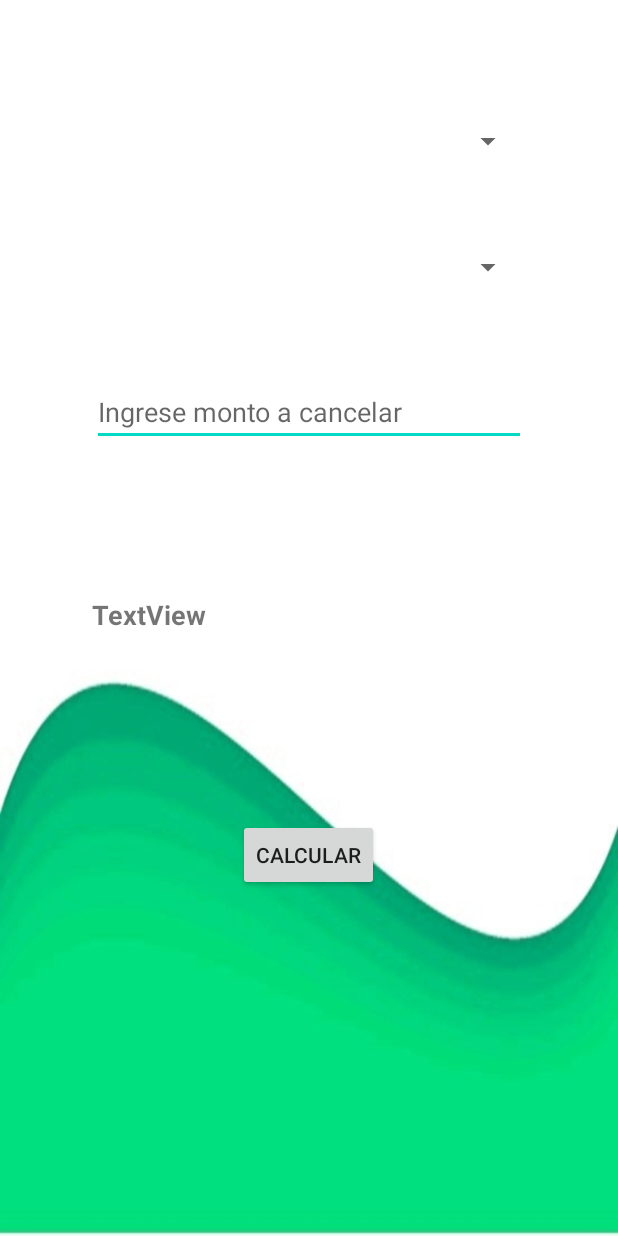
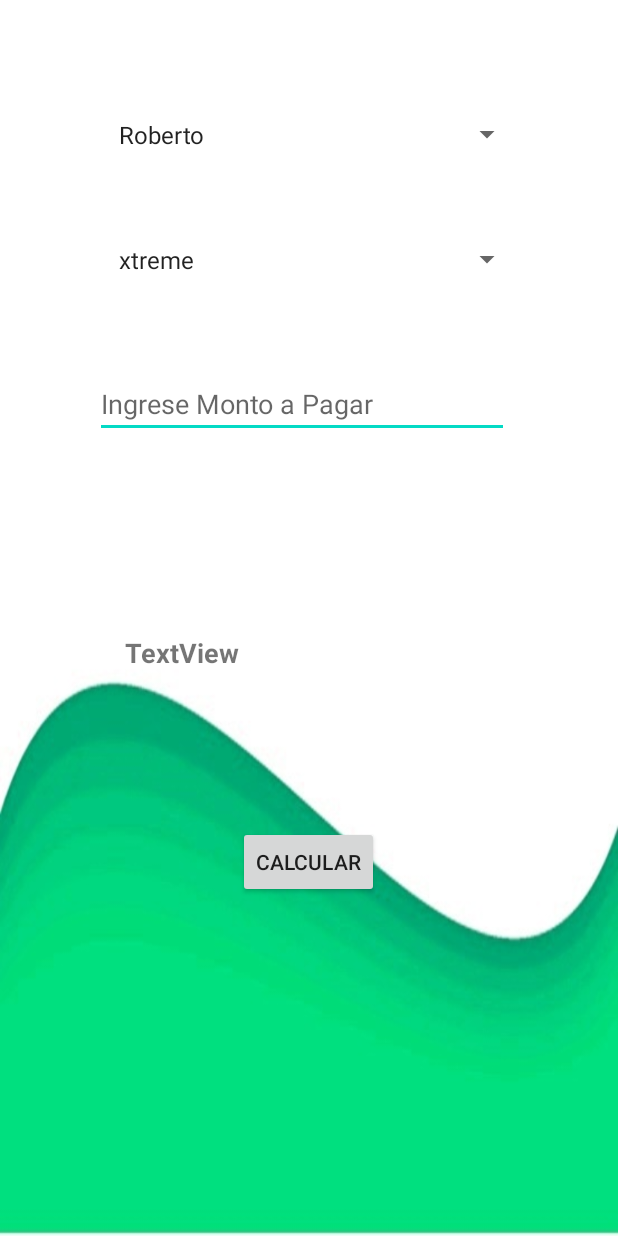
Before and after one commit to PatricioCastillo/App_fitness, an Android app: the Menu_act screen opened directly, with no data from a screen before it, after a tap on an icon or button, on a phone screen of 412 x 824 dp. Run offline under Robolectric (Android 15) with nearby library versions, the phone set to English and light mode, and no system bars.

Commit message:
He añadido un Usuario

```diff
--- a/app/src/debug/res/values/google_maps_api.xml
+++ b/app/src/debug/res/values/google_maps_api.xml
@@ -20,5 +20,5 @@
     Once you have your key (it starts with "AIza"), replace the "google_maps_key"
     string in this file.
     -->
-    <string name="google_maps_key" templateMergeStrategy="preserve" translatable="false">YOUR_KEY_HERE</string>
+    <string name="google_maps_key" templateMergeStrategy="preserve" translatable="false">AIzaSyAxA1_W-I6BpJxdorwLFiVOyYplMCV_1Yw</string>
 </resources>
--- a/app/src/main/AndroidManifest.xml
+++ b/app/src/main/AndroidManifest.xml
@@ -16,7 +16,6 @@
         android:supportsRtl="true"
         android:theme="@style/AppTheme">
         <activity android:name=".Clientes_act"></activity>
-        <activity android:name=".Info_act" />
         <!--
              The API key for Google Maps-based APIs is defined as a string resource.
              (See the file "res/values/google_maps_api.xml").
@@ -29,6 +28,7 @@
             android:name="com.google.android.geo.API_KEY"
             android:value="@string/google_maps_key" />
 
+        <activity android:name=".Info_act" />
         <activity
             android:name=".Maps_act"
             android:label="@string/title_activity_maps_act" />
--- a/app/src/main/java/com/example/app_fitness/Clientes_act.java
+++ b/app/src/main/java/com/example/app_fitness/Clientes_act.java
@@ -1,13 +1,67 @@
 package com.example.app_fitness;
 
 import androidx.appcompat.app.AppCompatActivity;
+
 import android.os.Bundle;
+import android.view.View;
+import android.widget.ArrayAdapter;
+import android.widget.EditText;
+import android.widget.Spinner;
+import android.widget.TextView;
+
+import java.util.ArrayList;
+
+import Clases.Planes;
 
 public class Clientes_act extends AppCompatActivity {
+
+    private Spinner spin1, spin2;
+    private TextView text;
+    private EditText edit;
 
     @Override
     protected void onCreate(Bundle savedInstanceState) {
         super.onCreate(savedInstanceState);
         setContentView(R.layout.activity_clientes_act);
+
+        spin1 = (Spinner) findViewById(R.id.spinClientes);
+        spin2 = (Spinner) findViewById(R.id.spinPlanes);
+        text = (TextView) findViewById(R.id.tv);
+        edit = (EditText) findViewById(R.id.et1);
+
+        // <---
+        ArrayList<String> listaClientes = (ArrayList<String>) getIntent().getSerializableExtra("listaClientes"); // Recibo mi arreglo.
+        ArrayList<String> listaPlanes = (ArrayList<String>) getIntent().getSerializableExtra("listaPlanes");
+
+        ArrayAdapter<String> adapt = new ArrayAdapter<>(this, android.R.layout.simple_list_item_1, listaClientes);
+        ArrayAdapter<String> adapts = new ArrayAdapter<>(this, android.R.layout.simple_list_item_1, listaPlanes);
+
+        spin1.setAdapter(adapt);
+        spin2.setAdapter(adapts);
+
+    }
+
+    public void Calcular(View v)
+    {
+        Planes pl = new Planes();
+
+        String cliente = spin1.getSelectedItem().toString();
+        String plan =  spin2.getSelectedItem().toString();
+
+        int saldo = Integer.parseInt(edit.getText().toString()); // obtengo el monto.
+
+        int resulXtreme = saldo - pl.getXtreme();
+        int resulMind = saldo - pl.getMindfullness();
+
+
+        if(cliente.equals("Roberto") && plan.equals("xtreme"))
+        {
+            text.setText("El valor xtreme: " + resulXtreme);
+        }
+
+        if(cliente.equals("Roberto") && plan.equals("mindfullness"))
+        {
+            text.setText("El valor mindfullnes: " + resulMind);
+        }
     }
 }
--- a/app/src/main/java/com/example/app_fitness/Maps_act.java
+++ b/app/src/main/java/com/example/app_fitness/Maps_act.java
@@ -39,8 +39,8 @@ public class Maps_act extends FragmentActivity implements OnMapReadyCallback {
         mMap = googleMap;
 
         // Add a marker in Sydney and move the camera
-        LatLng sydney = new LatLng(-34, 151);
-        mMap.addMarker(new MarkerOptions().position(sydney).title("Marker in Sydney"));
+        LatLng sydney = new LatLng(-33.54294216187323, -70.63239314372525);
+        mMap.addMarker(new MarkerOptions().position(sydney).title("Municipalidad La Granja."));
         mMap.moveCamera(CameraUpdateFactory.newLatLng(sydney));
     }
 }
--- a/app/src/main/java/com/example/app_fitness/Menu_act.java
+++ b/app/src/main/java/com/example/app_fitness/Menu_act.java
@@ -60,26 +60,22 @@ public class Menu_act extends AppCompatActivity {
         startActivity(i);
     }
 
-    public void Cliente(View v)
+    public void Clientes(View v)
     {
-        ArrayList<String> clientes = new ArrayList<String>();
-        ArrayList<String> planes = new ArrayList<String>();   // crear mi arreglo.
+        ArrayList<String> listaClientes = new ArrayList<String>();
+        ArrayList<String> listaPlanes = new ArrayList<String>();   // creo mi arreglo.
 
-        clientes.add("Roberto");
-        clientes.add("Ivan");
+        listaClientes.add("Roberto");
+        listaClientes.add("Ivan");
+        listaClientes.add("Patricio");
 
-        planes.add("xtreme");       // añadimos datos al arreglo.
-        planes.add("mindfullness");
-
+        listaPlanes.add("xtreme");       // añado elementos al array.
+        listaPlanes.add("mindfullness");
 
         Intent i = new Intent(this, Clientes_act.class);
-
-        i.putExtra("listaClientes", clientes);  // Preparaba el dato para ser enviado.
-        i.putExtra("listaPlanes", planes);
-
+        i.putExtra("listaClientes", listaClientes);
+        i.putExtra("listaPlanes", listaPlanes);  // preparo el dato para ser eniado.
         startActivity(i);
     }
 
-
-
 }
--- a/app/src/main/res/layout/activity_clientes_act.xml
+++ b/app/src/main/res/layout/activity_clientes_act.xml
@@ -8,54 +8,52 @@
     tools:context=".Clientes_act">
 
     <Spinner
-        android:id="@+id/spnClientes"
-        android:layout_width="288dp"
-        android:layout_height="52dp"
+        android:id="@+id/spinClientes"
+        android:layout_width="285dp"
+        android:layout_height="43dp"
         android:layout_marginTop="68dp"
         app:layout_constraintEnd_toEndOf="parent"
-        app:layout_constraintHorizontal_bias="0.495"
         app:layout_constraintStart_toStartOf="parent"
         app:layout_constraintTop_toTopOf="parent" />
 
     <Spinner
-        android:id="@+id/spnPlanes"
-        android:layout_width="288dp"
-        android:layout_height="52dp"
-        android:layout_marginTop="32dp"
+        android:id="@+id/spinPlanes"
+        android:layout_width="285dp"
+        android:layout_height="43dp"
+        android:layout_marginTop="40dp"
         app:layout_constraintEnd_toEndOf="parent"
-        app:layout_constraintHorizontal_bias="0.495"
         app:layout_constraintStart_toStartOf="parent"
-        app:layout_constraintTop_toBottomOf="@+id/spnClientes" />
+        app:layout_constraintTop_toBottomOf="@+id/spinClientes" />
 
     <LinearLayout
         android:id="@+id/linearLayout2"
-        android:layout_width="289dp"
-        android:layout_height="105dp"
-        android:layout_marginTop="48dp"
+        android:layout_width="276dp"
+        android:layout_height="132dp"
+        android:layout_marginTop="52dp"
         android:orientation="vertical"
         app:layout_constraintEnd_toEndOf="parent"
+        app:layout_constraintHorizontal_bias="0.466"
         app:layout_constraintStart_toStartOf="parent"
-        app:layout_constraintTop_toBottomOf="@+id/spnPlanes">
+        app:layout_constraintTop_toBottomOf="@+id/spinPlanes">
 
         <EditText
             android:id="@+id/et1"
             android:layout_width="match_parent"
             android:layout_height="wrap_content"
             android:ems="10"
-            android:hint="Ingrese monto a cancelar"
+            android:hint="Ingrese Monto a Pagar"
             android:inputType="textPersonName" />
     </LinearLayout>
 
     <TextView
         android:id="@+id/tv"
-        android:layout_width="281dp"
-        android:layout_height="51dp"
-        android:layout_marginTop="40dp"
+        android:layout_width="245dp"
+        android:layout_height="55dp"
+        android:layout_marginTop="44dp"
         android:text="TextView"
         android:textSize="18sp"
         android:textStyle="bold"
         app:layout_constraintEnd_toEndOf="parent"
-        app:layout_constraintHorizontal_bias="0.469"
         app:layout_constraintStart_toStartOf="parent"
         app:layout_constraintTop_toBottomOf="@+id/linearLayout2" />
 
@@ -63,7 +61,6 @@
         android:id="@+id/button"
         android:layout_width="wrap_content"
         android:layout_height="wrap_content"
-        android:layout_marginBottom="96dp"
         android:onClick="Calcular"
         android:text="Calcular"
         app:layout_constraintBottom_toBottomOf="parent"
@@ -71,5 +68,5 @@
         app:layout_constraintHorizontal_bias="0.498"
         app:layout_constraintStart_toStartOf="parent"
         app:layout_constraintTop_toBottomOf="@+id/tv"
-        app:layout_constraintVertical_bias="0.421" />
+        app:layout_constraintVertical_bias="0.243" />
 </androidx.constraintlayout.widget.ConstraintLayout>
--- a/app/src/main/res/layout/activity_menu_act.xml
+++ b/app/src/main/res/layout/activity_menu_act.xml
@@ -42,7 +42,7 @@
                     android:id="@+id/imageButton"
                     android:layout_width="202dp"
                     android:layout_height="66dp"
-                    android:onClick="Cliente"
+                    android:onClick="Clientes"
                     app:layout_constraintBottom_toBottomOf="parent"
                     app:layout_constraintEnd_toEndOf="parent"
                     app:layout_constraintHorizontal_bias="0.0"
--- a/app/src/main/res/values/strings.xml
+++ b/app/src/main/res/values/strings.xml
@@ -1,4 +1,5 @@
 <resources>
     <string name="app_name">App_fitness</string>
     <string name="title_activity_maps_act">Map</string>
+    <string name="title_activity_clientes_act">Map</string>
 </resources>
```
Also changed, not shown: app/src/main/java/Clases/Planes.java (+23 -0 lines), app/src/main/java/com/example/app_fitness/Info_act.java (+20 -0 lines), app/src/main/res/layout/activity_info_act2.xml (+8 -0 lines).
